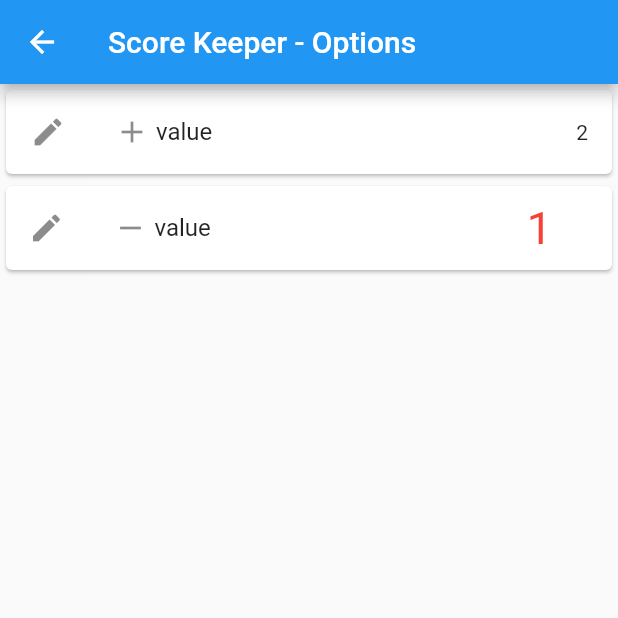
After one commit to TylerSustare/flutter-score-keeper, a Flutter app: the screen it shows after launch, after a tap on the "person add" icon, after a tap on the "settings" icon, on a phone screen of 412 x 824 dp, the top half of it. The commit adds this screen. Run offline on Flutter 3.47's test engine with Material 2 defaults, Android fonts, the phone set to English and light mode, and no system bars.

Commit message:
WIP created options page

```diff
--- a/score_keeper/lib/game.dart
+++ b/score_keeper/lib/game.dart
@@ -1,16 +1,20 @@
 import 'package:score_keeper/player.dart';
 
 class Game {
-  Game({List<Player> players, double goal}) {
+  Game({List<Player> players, int goal}) {
     this.players = players;
     this.goal = goal ?? 0;
+    this.incrementValue = 1;
+    this.decrementValue =1;
 
     if (this.players == null) {
       throw new Exception('MUST_HAVE_PLAYERS_TO_PLAY_A_GAME');
     }
   }
   List<Player> players;
-  double goal;
+  int goal;
+  int incrementValue;
+  int decrementValue;
 
   void addPlayer(Player player) => players.add(player);
 }
--- a/score_keeper/lib/player.dart
+++ b/score_keeper/lib/player.dart
@@ -1,5 +1,5 @@
 class Player {
-  Player({String name, double score}) {
+  Player({String name, int score}) {
     this.name = name;
     this.score = score ?? 0;
 
@@ -8,11 +8,13 @@ class Player {
     }
   }
   String name;
-  double score;
+  int score;
 
-  void incrementScore() => this.score++;
-  void decrementScore() => this.score--;
-  void addScore({double scoreToAdd}) => this.score += scoreToAdd;
-  void subtractScore({double scoreToSubtract}) => this.score -= scoreToSubtract;
+  void incrementScore([int incrementAmount]) =>
+      this.score += incrementAmount ?? 1;
+  void decrementScore([int decrementAmount]) =>
+      this.score -= decrementAmount ?? 1;
+  void addScore({int scoreToAdd}) => this.score += scoreToAdd;
+  void subtractScore({int scoreToSubtract}) => this.score -= scoreToSubtract;
   void resetScore() => this.score = 0;
 }
--- /dev/null
+++ b/score_keeper/lib/views/options_view.dart
@@ -0,0 +1,59 @@
+import 'package:flutter/material.dart';
+import 'package:score_keeper/game.dart';
+
+class OptionsView extends StatefulWidget {
+  OptionsView({@required this.game});
+  final Game game;
+
+  @override
+  _OptionsViewState createState() => _OptionsViewState(game: this.game);
+}
+
+class _OptionsViewState extends State<OptionsView> {
+  _OptionsViewState({@required this.game});
+  final Game game;
+
+  @override
+  Widget build(BuildContext context) {
+    this.game.incrementValue = 2;
+    return Scaffold(
+      appBar: AppBar(
+        title: Text('Score Keeper - Options'),
+      ),
+      body: ListView(
+        children: <Widget>[
+          Card(
+            child: ListTile(
+              leading: Icon(Icons.edit),
+              title: Row(
+                children: <Widget>[
+                  Icon(Icons.add),
+                  Text(' '),
+                  Text('value'),
+                ],
+              ),
+              trailing: Text('${game.incrementValue}'),
+            ),
+          ),
+          Card(
+            child: ListTile(
+              leading: Icon(Icons.edit),
+              title: Row(
+                children: <Widget>[
+                  Icon(Icons.remove),
+                  Text(' '),
+                  Text('value'),
+                ],
+              ),
+              trailing: Text(
+                '${game.decrementValue}',
+                style: TextStyle(color: Colors.red, fontSize: 30.0),
+              ),
+              contentPadding: const EdgeInsets.fromLTRB(15.0, 0, 40.0, 0),
+            ),
+          )
+        ],
+      ),
+    );
+  }
+}
```
Also changed, not shown: score_keeper/lib/game_list.dart (+5 -6 lines), score_keeper/lib/main.dart (+30 -26 lines), score_keeper/lib/views/game_view.dart (+15 -8 lines), score_keeper/lib/views/list.dart (+8 -10 lines), 4 other files.
